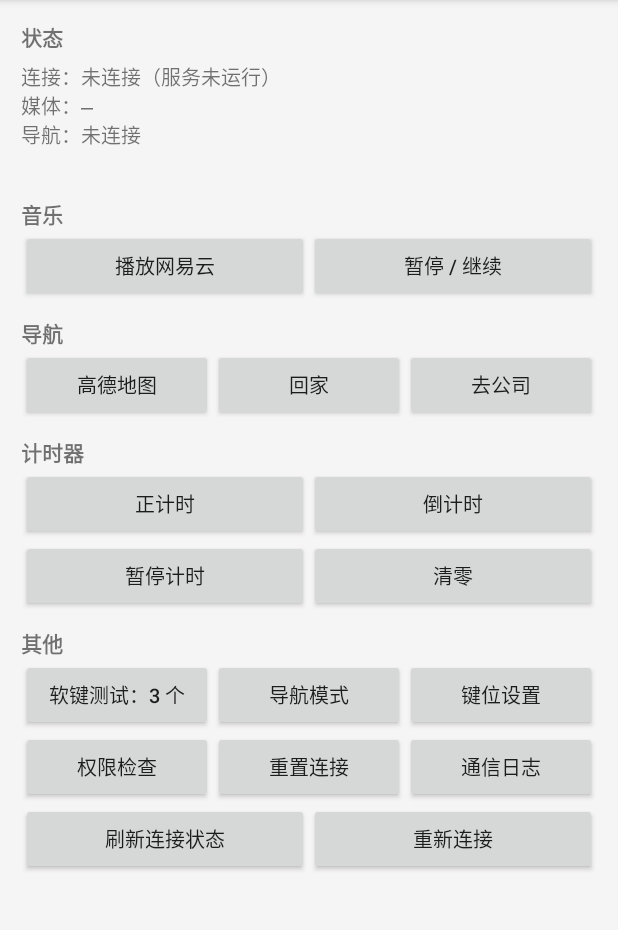
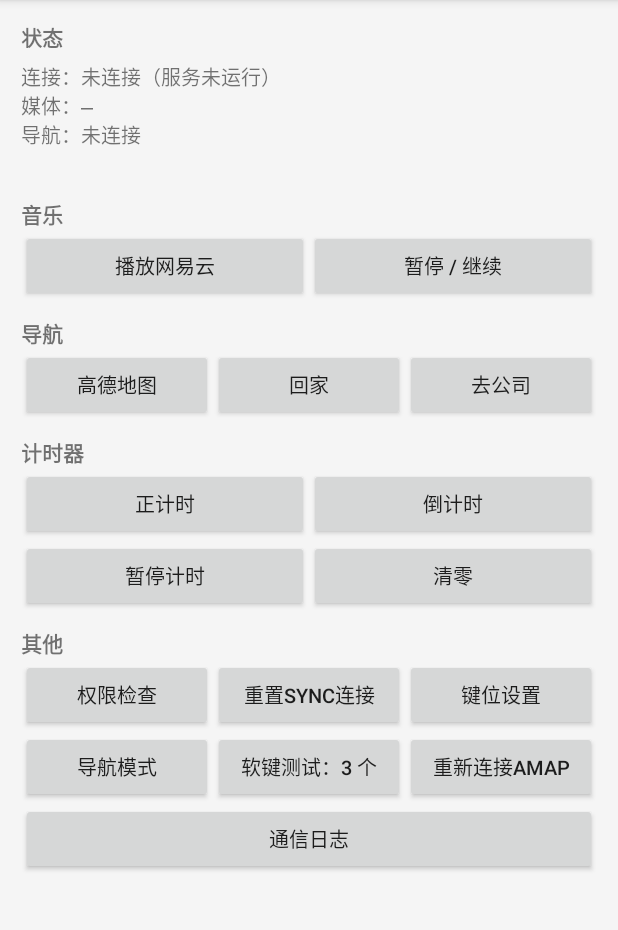
Before and after one commit to Heriyadi235/SyncPlay, an Android app: the screen it shows after launch (MainActivity), on a phone screen of 412 x 824 dp, the part 84-1014 px from its top. Run offline under Robolectric (Android 15) with nearby library versions, the phone set to English and light mode, and no system bars; libraries missing offline, so code that uses them is left out: com.atilika.kuromoji, com.smartdevicelink.managers, com.smartdevicelink.protocol, com.smartdevicelink.proxy, com.smartdevicelink.transport and 1 more; pictures from the network do not load; 7 statements that could not run were skipped.

Commit message:
feat: 混合模式新增「导航优先」开关
车机底栏第 2 格软键（9002）与手机「导航模式」按钮是同一个开关：
- 开（默认）：第 1 屏导航、第 2 屏歌词（无歌词时歌名 / 歌手）
- 关：第 1 屏歌词、第 2 屏导航（转向会被车机跳走，用户已确认接受）
- 非混合状态下该格退回占位「-」，按压不响应

顺带修正：
- 混合模式无歌词时，歌曲两行显示歌名 / 歌手，不再只显示「无歌词信息」
- 删除失效的 Navigation.manualMode（只在 lastUpdateMillis==0 时生效，真实数据流永远不成立）
- 软键高亮从单个 highlightIndex 改为 boolean[] softKeyHighlighted，
  支持「导航」与「计时」两格同时高亮（SDL 规格上 isHighlighted 每按钮独立、不互斥）

待实车验证：两格同时高亮是否都被车机渲染、第 2 格按压回调。

```diff
--- a/app/src/main/java/com/xigaigai/syncglance/display/ScreenFrame.java
+++ b/app/src/main/java/com/xigaigai/syncglance/display/ScreenFrame.java
@@ -41,12 +41,16 @@ public final class ScreenFrame {
     public String[] softKeys = new String[0];
 
     /**
-     * 需要高亮的软键下标（-1 = 都不高亮）。
+     * 每个软键是否高亮（长度与 {@link #softKeys} 一致）。
      *
-     * 对应 SDL 的 {@code SoftButton.setIsHighlighted(true)} —— 车机会把那格画成选中态。
-     * 目前只用来标「计时」键：计时激活时高亮，清零后取消。
+     * <p>★ 为什么是数组：SDL 的 {@code isHighlighted} 是 {@code SoftButton} 结构体
+     * <b>内部</b>的布尔字段，每个按钮各有一个，规格里没有"只能亮一个"的约束。
+     * 本项目的用法是：格2「导航优先开启」（仅混合模式）、格3「计时器占用时钟格」
+     * 两格<b>可以同时</b>高亮。</p>
+     *
+     * <p>⚠️ 本车机能否同时渲染两个高亮，需要实车确认（规格允许，渲染是实现侧的事）。</p>
      */
-    public int highlightIndex = -1;
+    public boolean[] softKeyHighlighted = new boolean[0];
 
     /** HMI 是否 FULL（决定标题栏是否标注「未连接」） */
     public boolean connected;
@@ -55,6 +59,6 @@ public final class ScreenFrame {
     public String stamp() {
         return stateLabel + "|" + f1 + "|" + f2 + "|" + f3 + "|" + f4 + "|" + mediaTrack
                 + "|sk=" + java.util.Arrays.toString(softKeys)
-                + "|hl=" + highlightIndex;
+                + "|hl=" + java.util.Arrays.toString(softKeyHighlighted);
     }
 }
--- a/app/src/main/java/com/xigaigai/syncglance/display/StateRenderer.java
+++ b/app/src/main/java/com/xigaigai/syncglance/display/StateRenderer.java
@@ -123,7 +123,47 @@ public class StateRenderer {
     /** 第 3 格固定是「计时」键（下标 2） */
     public static final int TIMER_KEY_INDEX = 2;
 
+    /** 第 2 格是「导航」优先开关（下标 1）。仅在混合模式下才显示为「导航」 */
+    public static final int NAV_KEY_INDEX = 1;
+
     private volatile int softKeyCount = SOFT_KEY_DEFAULT;
+
+    /**
+     * 导航优先开关（只在混合模式 {@link State#D_BOTH} 下有意义）。
+     *
+     * <pre>
+     *   开（默认） f1/f2 = 导航（指令 / 路名）   f3/f4 = 歌词（无歌词时歌名 / 歌手）
+     *   关         f1/f2 = 歌词（无歌词时歌名 / 歌手） f3/f4 = 导航（指令 / 路名）
+     * </pre>
+     *
+     * ★ 默认 <b>true</b>：等于改动之前混合模式的排法，
+     *   升级后不会突然把导航挤到第 2 屏。
+     *
+     * <p>⚠️ 关闭时导航退到第 2 屏，而车机在第 2 屏停留一会儿后会自己跳回第 1 屏
+     * （实车行为，见 AGENTS.md 6.7）—— 也就是说关闭态的转向提示会被车机跳走。
+     * 这是用户明确接受的行为，不是 bug。</p>
+     */
+    private volatile boolean navPriority = true;
+
+    public boolean isNavPriority() { return navPriority; }
+
+    /** 设置导航优先；变化时重画（软键文案与两屏内容都可能变） */
+    public void setNavPriority(boolean on) {
+        if (this.navPriority == on) return;
+        this.navPriority = on;
+        Log2.i(TAG, "导航优先: " + (on ? "开" : "关"));
+        markDirty("navPriority");
+    }
+
+    /**
+     * 当前是否处于混合模式（导航 + 歌曲同时有）。
+     *
+     * <p>「导航」软键只在这时候出现；其他状态下第 2 格退回占位 {@code -}，
+     * 因为那会儿没有"谁优先"的问题，摆一个点了没反应的键只会让人困惑。</p>
+     */
+    public boolean isMixedState() {
+        return currentState() == State.D_BOTH;
+    }
 
     /**
      * 设置软键数量。
@@ -157,20 +197,27 @@ public class StateRenderer {
      *
      * 固定布局（共 4 格，第 4 格「更多…」由车机自带）：
      * <pre>
-     *   格1 播放/暂停   格2 测试键   格3 计时
-     *   9001           9002        9003
+     *   格1 播放/暂停   格2 导航/占位   格3 计时
+     *   9001           9002            9003
      * </pre>
+     * 格 2 的文案随状态变：
+     * <ul>
+     *   <li>混合模式（{@link State#D_BOTH}）→ 「导航」，按压切换导航优先</li>
+     *   <li>其他状态 → 「-」纯占位（那会儿没有谁优先的问题）</li>
+     * </ul>
      * 「软键测试」把数量调到 >3 时，第 4 格起追加「键4」「键5」…；
      * 调到 <3 时计时键会跟着消失（那是测试模式，属预期）。
      */
     public java.util.List<String> getSoftKeyTexts() {
         java.util.List<String> out = new java.util.ArrayList<>();
         out.add(getSoftKey1());
+        // 混合模式才显示「导航」，否则第 2 格是纯占位
+        final boolean showNavKey = isMixedState();
         for (int i = 2; i <= softKeyCount; i++) {
             if (i - 1 == TIMER_KEY_INDEX) {
                 out.add("\u8ba1\u65f6");                     // 格3「计时」：始终显示这几个字
-            } else if (i == 2) {
-                out.add("-");                                // 格2 留空占位（ASCII 连字符，有字形）
+            } else if (i - 1 == NAV_KEY_INDEX) {
+                out.add(showNavKey ? "导航" : "-");          // 格2：混合模式显示「导航」
             } else {
                 out.add("\u952e" + i);                       // 「键4」「键5」…
             }
@@ -178,20 +225,39 @@ public class StateRenderer {
         return out;
     }
 
-    /** 软键 ID：第 1 格固定 9001，依次 +1（计时键 = 9003） */
+    /** 软键 ID：第 1 格固定 9001，依次 +1（计时键 = 9003，导航键 = 9002） */
     public static final int SOFT_BUTTON_ID = 9001;
 
     /**
-     * 需要高亮的软键下标。
+     * 每个软键是否高亮（长度 = 实际软键个数）。
      *
-     * ★ 判据：**时钟格此刻显示的是不是计时器时间**（用户 2026-11-21 明确要求）。
-     *   不再单独看 {@code timerActive} —— 那个标记只能说明"用户设过计时器"，
-     *   但真正该高亮的语义是"你在那一格看到的是计时器"。
-     *   两者现在由同一个入口 {@link #isTimerOccupyingClock()} 表达，避免将来再次分叉。
+     * <h3>为什么是数组而不是单个下标</h3>
+     * SDL 的 {@code isHighlighted} 是 {@code SoftButton} 结构体<b>内部</b>的布尔字段
+     * （见 rpc_spec 的 MOBILE_API.xml：{@code <param name="isHighlighted" type="Boolean">}），
+     * 8 个按钮就是 8 个独立开关，规格里<b>没有</b>"全局只能亮一个"或互斥的约束。
+     * 所以两个键同时高亮是允许的 —— 本车机是否这样渲染，需要实车确认。
+     *
+     * <h3>谁该亮</h3>
+     * <ul>
+     *   <li>格 3「计时」：时钟格此刻显示的就是计时器时间（见 {@link #isTimerOccupyingClock()}）</li>
+     *   <li>格 2「导航」：<b>混合模式 + 导航优先开</b> 时才亮。
+     *       非混合模式下该格是占位 {@code -}，不亮。</li>
+     * </ul>
      */
-    private int highlightIndex() {
-        if (!isTimerOccupyingClock()) return -1;
-        return softKeyCount > TIMER_KEY_INDEX ? TIMER_KEY_INDEX : -1;
+    public boolean[] softKeyHighlights() {
+        int n = Math.max(0, softKeyCount);
+        boolean[] out = new boolean[n];
+
+        // 格 2「导航」：只有混合模式且导航优先开着才高亮
+        if (NAV_KEY_INDEX < n) {
+            out[NAV_KEY_INDEX] = isMixedState() && navPriority;
+        }
+
+        // 格 3「计时」：时钟格被计时器占用时高亮
+        if (TIMER_KEY_INDEX < n && isTimerOccupyingClock()) {
+            out[TIMER_KEY_INDEX] = true;
+        }
+        return out;
     }
 
     // ---- 节流 ----
@@ -380,13 +446,6 @@ public class StateRenderer {
 
     public void setAmapProbeListener(Runnable r) {
         this.amapProbe = r;
-    }
-
-    /** 同样的探活，但由用户手动触发（「刷新连接状态」按钮） */
-    public void probeAmapNow() {
-        if (amapProbe != null) {
-            try { amapProbe.run(); } catch (Exception ignored) { }
-        }
     }
 
     public void setNavigation(Navigation n) {
@@ -671,8 +730,9 @@ public class StateRenderer {
                 b.setText(frame.softKeys[i]);
                 b.setSoftButtonID(SOFT_BUTTON_ID + i);
                 b.setSystemAction(SystemAction.DEFAULT_ACTION);
-                // 计时激活时把「计时」格高亮（车机画成选中态）
-                b.setIsHighlighted(i == frame.highlightIndex);
+                // ★ 高亮是「每格一个布尔」：格2 导航优先、格3 计时可以同时亮
+                b.setIsHighlighted(i < frame.softKeyHighlighted.length
+                        && frame.softKeyHighlighted[i]);
                 keys.add(b);
             }
             s.setSoftButtons(keys);
@@ -762,20 +822,44 @@ public class StateRenderer {
 
             case D_BOTH:
             default: {
-                // 第 1 屏：导航指令 / 路名
-                f.f1 = nz(nav.instruction);
-                f.f2 = nz(nav.road);
+                /*
+                 * ★ 混合模式：导航与歌曲争第 1 屏，由「导航优先」开关决定（车机软键 2 /
+                 *   手机「导航模式」按钮，两处同一个开关）。
+                 *
+                 *   开（默认）  f1/f2 = 导航（指令 / 路名）     f3/f4 = 歌曲
+                 *   关          f1/f2 = 歌曲                     f3/f4 = 导航（指令 / 路名）
+                 *
+                 *   ⚠️ 关闭态下导航退到第 2 屏，而车机在第 2 屏停留一会儿后会自己
+                 *   跳回第 1 屏（AGENTS.md 6.7）—— 转向提示会被跳走。这是用户明确
+                 *   接受的行为，不是 bug，不要"修"。
+                 *
+                 *   歌曲那两行：有歌词给歌词（跟随时间轴），没歌词退化成歌名 / 歌手。
+                 *   以前没歌词时第 2 屏只有一句「无歌词信息」+ 空行，白占一格。
+                 */
+                boolean hasLyric = lyrics != null && !lyrics.isEmpty();
+                String[] songTwo;
+                if (hasLyric) {
+                    songTwo = lyricLines(song.positionMs);
+                } else {
+                    songTwo = new String[]{nz(song.title), nz(song.artist)};
+                }
 
-                // 第 2 屏：两行全给歌词；没歌词时第一行提示
-                if (lyrics != null && !lyrics.isEmpty()) {
-                    String[] fl = lyricLines(song.positionMs);
-                    f.f3 = fl[0];
-                    f.f4 = fl[1];
+                if (navPriority) {
+                    // 第 1 屏：导航指令 / 路名
+                    f.f1 = nz(nav.instruction);
+                    f.f2 = nz(nav.road);
+                    // 第 2 屏：歌词 / 歌名+歌手
+                    f.f3 = songTwo[0];
+                    f.f4 = songTwo[1];
                 } else {
-                    f.f3 = "无歌词信息";
-                    f.f4 = "";
+                    // 第 1 屏：歌词 / 歌名+歌手
+                    f.f1 = songTwo[0];
+                    f.f2 = songTwo[1];
+                    // 第 2 屏：导航指令 / 路名
+                    f.f3 = nz(nav.instruction);
+                    f.f4 = nz(nav.road);
                 }
-                // mediaTrack：始终显示导航剩余距离（导航优先）
+                // mediaTrack：两种模式下都保持导航剩余距离（ETA 走时钟格，不占主文本）
                 f.mediaTrack = nz(nav.remainDistance);
                 break;
             }
@@ -817,8 +901,8 @@ public class StateRenderer {
         // ★ 底栏软键（第 1 格播放/暂停，第 3 格计时，其余是测试键）
         java.util.List<String> keys = getSoftKeyTexts();
         f.softKeys = keys.toArray(new String[0]);
-        // ★ 计时激活时高亮「计时」格（车机画成选中态）
-        f.highlightIndex = highlightIndex();
+        // ★ 每格一个布尔：格2 导航优先（仅混合模式）、格3 计时，可同时高亮
+        f.softKeyHighlighted = softKeyHighlights();
 
         return f;
     }
--- a/app/src/main/java/com/xigaigai/syncglance/model/Navigation.java
+++ b/app/src/main/java/com/xigaigai/syncglance/model/Navigation.java
@@ -24,9 +24,6 @@ public class Navigation {
     /** 最后更新时间 */
     public long lastUpdateMillis;
 
-    /** 手动开启的导航模式（通知解析成功时也会置 true） */
-    public boolean manualMode;
-
     /** 有可显示的内容 */
     public boolean hasData() {
         return notEmpty(instruction) || notEmpty(road) || notEmpty(remainDistance);
@@ -51,17 +48,19 @@ public class Navigation {
     /**
      * 数据是否还新鲜。
      *
-     * 高德正常每秒推送一次，超过 15 秒没更新说明：
+     * 高德正常每秒推送一次，超过 8 秒没更新说明：
      *   - 高德闪退了
      *   - 导航结束了但没发 type 100
      *   - 手机休眠了
      * 这时候必须当作"没有导航数据"，否则车机会一直卡在最后一条指令上误导司机。
      *
-     * 手动模式（用户点的）不受时效限制。
+     * <p>★ 这里以前还有一条 {@code if (manualMode && lastUpdateMillis == 0) return true;}
+     * ——那个 {@code manualMode}（老「导航模式」按钮）只在时间戳恰好为 0 时才起作用，
+     * 而真实数据流里 {@code onDecrypted} 每次都会写入时间戳，等于永远不生效，已删除。
+     * 现在的「导航优先」是纯显示层开关，在 {@code StateRenderer} 里，不参与新鲜度判断。</p>
      */
     public boolean isFresh() {
         if (!hasData()) return false;
-        if (manualMode && lastUpdateMillis == 0) return true;
         long age = System.currentTimeMillis() - lastUpdateMillis;
         return lastUpdateMillis > 0 && age >= 0 && age < STALE_MS;
     }
--- a/app/src/main/java/com/xigaigai/syncglance/nav/AmapLinkClient.java
+++ b/app/src/main/java/com/xigaigai/syncglance/nav/AmapLinkClient.java
@@ -226,7 +226,7 @@ public class AmapLinkClient {
      * <ul>
      *   <li>收到高德的「导航中」通知（说明它活着并在工作）</li>
      *   <li>导航数据超过 8 秒没更新（{@code StateRenderer.staleWatchdog}）</li>
-     *   <li>用户点「刷新连接状态」/「重新连接」按钮</li>
+     *   <li>用户点「重新连接」按钮</li>
      * </ul>
      *
      * @param reconnectIfDead true = 发现已死就重置预算重绑；false = 只探测不动连接
--- a/app/src/main/res/layout/activity_main.xml
+++ b/app/src/main/res/layout/activity_main.xml
@@ -167,19 +167,19 @@
             android:orientation="horizontal">
 
             <Button
-                android:id="@+id/btnSoftButton"
+                android:id="@+id/btnPermCheck"
                 android:layout_width="0dp"
                 android:layout_weight="1"
                 android:layout_height="wrap_content"
-                android:text="软键测试：1 个"
+                android:text="权限检查"
                 android:textSize="13sp" />
 
             <Button
-                android:id="@+id/btnNavMode"
+                android:id="@+id/btnReset"
                 android:layout_width="0dp"
                 android:layout_weight="1"
                 android:layout_height="wrap_content"
-                android:text="导航模式"
+                android:text="重置sync连接"
                 android:textSize="13sp" />
 
             <Button
@@ -197,54 +197,40 @@
             android:orientation="horizontal">
 
             <Button
-                android:id="@+id/btnPermCheck"
+                android:id="@+id/btnNavMode"
                 android:layout_width="0dp"
                 android:layout_weight="1"
                 android:layout_height="wrap_content"
-                android:text="权限检查"
+                android:text="导航模式"
                 android:textSize="13sp" />
 
             <Button
-                android:id="@+id/btnReset"
+                android:id="@+id/btnSoftButton"
                 android:layout_width="0dp"
                 android:layout_weight="1"
                 android:layout_height="wrap_content"
-                android:text="重置连接"
+                android:text="软键测试：1 个"
                 android:textSize="13sp" />
 
-            <Button
-                android:id="@+id/btnOpenLog"
-                android:layout_width="0dp"
-                android:layout_weight="1"
-                android:layout_height="wrap_content"
-                android:text="通信日志"
-                android:textSize="13sp" />
-        </LinearLayout>
-
-        <!-- 高德连接的手动干预。两个按钮的区别：
-             刷新连接状态 = 只探活 + 更新显示，不动连接
-             重新连接     = 探活，死了就重置预算重绑 -->
-        <LinearLayout
-            android:layout_width="match_parent"
-            android:layout_height="wrap_content"
-            android:orientation="horizontal">
-
-            <Button
-                android:id="@+id/btnProbeNav"
-                android:layout_width="0dp"
-                android:layout_weight="1"
-                android:layout_height="wrap_content"
-                android:text="刷新连接状态"
-                android:textSize="13sp" />
-
+            <!-- 高德连接的手动干预：探活，死了就重置预算重绑。
+                 连接状态本身已由上方状态栏的「导航：」一行实时显示（每 2 秒刷新，
+                 与预览页是否打开、车机是否连接都无关），所以不再单独留一个
+                 「刷新连接状态」按钮 —— 它比那行文字多不了任何信息。 -->
             <Button
                 android:id="@+id/btnReconnectNav"
                 android:layout_width="0dp"
                 android:layout_weight="1"
                 android:layout_height="wrap_content"
-                android:text="重新连接"
+                android:text="重新连接Amap"
                 android:textSize="13sp" />
         </LinearLayout>
 
+        <Button
+            android:id="@+id/btnOpenLog"
+            android:layout_width="match_parent"
+            android:layout_height="wrap_content"
+            android:text="通信日志"
+            android:textSize="13sp" />
+
     </LinearLayout>
 </ScrollView>
```
Also changed, not shown: app/src/main/java/com/xigaigai/syncglance/activity/MainActivity.java (+30 -32 lines), app/src/main/java/com/xigaigai/syncglance/core/SyncPlayCore.java (+0 -12 lines), app/src/main/java/com/xigaigai/syncglance/display/ScreenPreviewView.java (+5 -3 lines), app/src/main/java/com/xigaigai/syncglance/service/CommandRouter.java (+27 -2 lines), app/src/main/java/com/xigaigai/syncglance/service/SdlService.java (+4 -13 lines), 2 other files.
